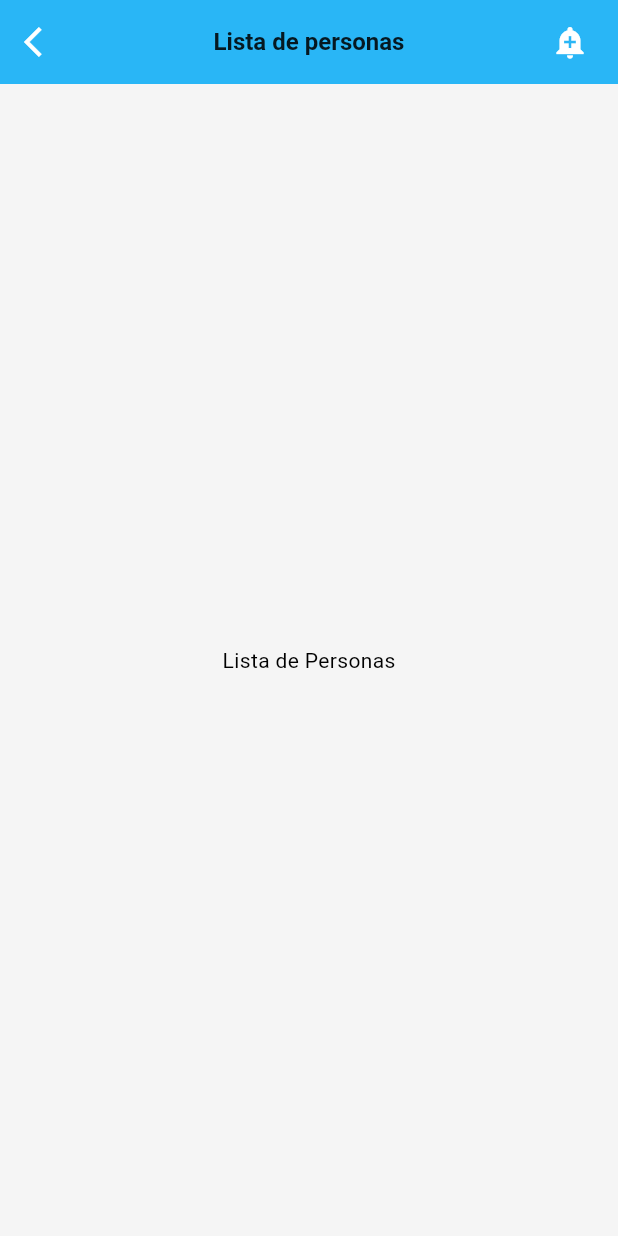
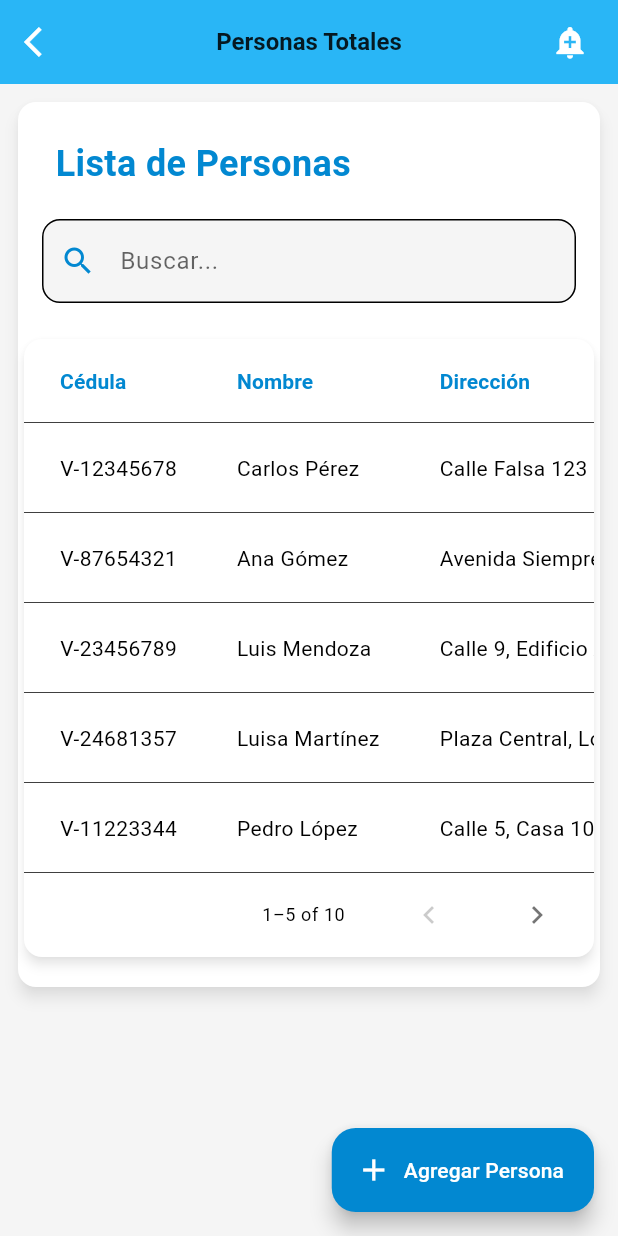
Before and after one commit to jose32coder/gym_app, a Flutter app: the AdminPer screen opened directly, on a phone screen of 412 x 824 dp. Run offline on Flutter 3.47's test engine with Material 3 defaults, Android fonts, the phone set to English and light mode, and no system bars; our stand-ins replace image_picker.

Commit message:
Admin_person: Tables

```diff
--- a/analysis_options.yaml
+++ b/analysis_options.yaml
@@ -1 +1,4 @@
 include: package:flutter_lints/flutter.yaml
+analyzer:
+  errors:
+    deprecated_member_use: ignore
--- /dev/null
+++ b/lib/components/tabla_personas.dart
@@ -0,0 +1,213 @@
+import 'package:flutter/material.dart';
+
+class TablaPersonas extends StatelessWidget {
+  const TablaPersonas({super.key});
+
+  // Datos de ejemplo
+  final List<Map<String, String>> personas = const [
+    {
+      "cedula": "V-12345678",
+      "nombre": "Carlos",
+      "apellido": "Pérez",
+      "direccion": "Calle Falsa 123",
+      "acciones": "Editar | Eliminar"
+    },
+    {
+      "cedula": "V-87654321",
+      "nombre": "Ana",
+      "apellido": "Gómez",
+      "direccion": "Avenida Siempre Viva 742",
+      "acciones": "Editar | Eliminar"
+    },
+    {
+      "cedula": "V-23456789",
+      "nombre": "Luis",
+      "apellido": "Mendoza",
+      "direccion": "Calle 9, Edificio A",
+      "acciones": "Editar | Eliminar"
+    },
+    {
+      "cedula": "V-24681357",
+      "nombre": "Luisa",
+      "apellido": "Martínez",
+      "direccion": "Plaza Central, Local 4",
+      "acciones": "Editar | Eliminar"
+    },
+    {
+      "cedula": "V-11223344",
+      "nombre": "Pedro",
+      "apellido": "López",
+      "direccion": "Calle 5, Casa 10",
+      "acciones": "Editar | Eliminar"
+    },
+    {
+      "cedula": "V-44332211",
+      "nombre": "María",
+      "apellido": "Hernández",
+      "direccion": "Boulevard Norte, Apt. 2",
+      "acciones": "Editar | Eliminar"
+    },
+    {
+      "cedula": "V-66778899",
+      "nombre": "Sofía",
+      "apellido": "Vargas",
+      "direccion": "Calle 12, 3° piso",
+      "acciones": "Editar | Eliminar"
+    },
+    {
+      "cedula": "V-99887766",
+      "nombre": "Lucas",
+      "apellido": "Morales",
+      "direccion": "Calle 3, Piso 1",
+      "acciones": "Editar | Eliminar"
+    },
+    {
+      "cedula": "V-55443322",
+      "nombre": "Paula",
+      "apellido": "Díaz",
+      "direccion": "Avenida 5, Edificio B",
+      "acciones": "Editar | Eliminar"
+    },
+    {
+      "cedula": "V-22334455",
+      "nombre": "Javier",
+      "apellido": "Luna",
+      "direccion": "Calle 7, Local 9",
+      "acciones": "Editar | Eliminar"
+    },
+  ];
+
+  @override
+  Widget build(BuildContext context) {
+    final theme = Theme.of(context);
+    final isDark = theme.brightness == Brightness.dark;
+
+    return SafeArea(
+      child: SingleChildScrollView(
+        child: Card(
+          elevation: 4.0,
+          child: Padding(
+            padding: const EdgeInsets.symmetric(vertical: 16.0),
+            child: Column(
+              crossAxisAlignment: CrossAxisAlignment.start,
+              children: [
+                Padding(
+                  padding: const EdgeInsets.only(top: 8.0, left: 25),
+                  child: Text(
+                    "Lista de Personas",
+                    style: TextStyle(
+                      fontSize: 24.0,
+                      fontWeight: FontWeight.bold,
+                      color: theme.colorScheme.primary,
+                    ),
+                  ),
+                ),
+                const SizedBox(height: 20.0),
+                Padding(
+                  padding: const EdgeInsets.symmetric(horizontal: 16.0),
+                  child: TextField(
+                    decoration: InputDecoration(
+                      hintText: 'Buscar...',
+                      hintStyle: TextStyle(color: theme.hintColor),
+                      prefixIcon: Icon(
+                        Icons.search,
+                        color: theme.colorScheme.primary,
+                      ),
+                      filled: true,
+                      fillColor: isDark
+                          ? theme.colorScheme.surface
+                          : Colors.grey.shade100,
+                      border: OutlineInputBorder(
+                        borderRadius: BorderRadius.circular(12.0),
+                        borderSide: BorderSide(
+                          color:  isDark
+                          ? theme.colorScheme.surface
+                          : Colors.grey.shade100,
+                        ),
+                      ),
+                    ),
+                  ),
+                ),
+                SizedBox(height: 20,),
+                PaginatedDataTable(
+                  columns: [
+                    DataColumn(
+                        label: Text('Cédula',
+                            style: TextStyle(
+                                color: theme.colorScheme.primary,
+                                fontWeight: FontWeight.w600))),
+                    DataColumn(
+                        label: Text('Nombre',
+                            style: TextStyle(
+                                color: theme.colorScheme.primary,
+                                fontWeight: FontWeight.w600))),
+                    DataColumn(
+                        label: Text('Dirección',
+                            style: TextStyle(
+                                color: theme.colorScheme.primary,
+                                fontWeight: FontWeight.w600))),
+                    DataColumn(
+                        label: Text('Acciones',
+                            style: TextStyle(
+                                color: theme.colorScheme.primary,
+                                fontWeight: FontWeight.w600))),
+                  ],
+                  source: _DataSource(personas, theme),
+                  rowsPerPage: 5,
+                  columnSpacing: 40,
+                  dataRowHeight: 60,
+                  dividerThickness: 0.5,
+                ),
+              ],
+            ),
+          ),
+        ),
+      ),
+    );
+  }
+}
+
+class _DataSource extends DataTableSource {
+  final List<Map<String, String>> _personas;
+  final ThemeData theme;
+
+  _DataSource(this._personas, this.theme);
+
+  @override
+  DataRow getRow(int index) {
+    final persona = _personas[index];
+    return DataRow.byIndex(
+      index: index,
+      cells: [
+        DataCell(Text(persona['cedula']!)),
+        DataCell(Text('${persona['nombre']} ${persona['apellido']}')),
+        DataCell(Text(persona['direccion']!)),
+        DataCell(Row(
+          children: [
+            IconButton(
+              icon: Icon(Icons.edit, color: theme.colorScheme.primary),
+              onPressed: () {
+                print('Editar ${persona['nombre']}');
+              },
+            ),
+            IconButton(
+              icon: Icon(Icons.delete, color: Colors.red.shade400),
+              onPressed: () {
+                print('Eliminar ${persona['nombre']}');
+              },
+            ),
+          ],
+        )),
+      ],
+    );
+  }
+
+  @override
+  int get rowCount => _personas.length;
+
+  @override
+  bool get isRowCountApproximate => false;
+
+  @override
+  int get selectedRowCount => 0;
+}
--- a/lib/components/textformfield.dart
+++ b/lib/components/textformfield.dart
@@ -153,9 +153,10 @@ class _TextFormPageState extends State<TextFormPage> {
                     borderRadius: BorderRadius.circular(10))),
             child: Text(
               'Registrar',
-              style: TextStyle(color: isDarkMode ? Colors.white : Colors.white),
+              style: TextStyle(color: isDarkMode ? Colors.white : Colors.white, fontSize: 18),
             ),
-          )
+          ),
+          const SizedBox(height: 10,)
         ],
       ),
     );
--- a/lib/layouts/add_person.dart
+++ b/lib/layouts/add_person.dart
@@ -1,4 +1,5 @@
 // ignore_for_file: camel_case_types
+import 'package:basic_flutter/components/text_style.dart';
 import 'package:flutter/material.dart';
 import 'package:basic_flutter/components/image_selector.dart';
 import 'package:basic_flutter/components/textformfield.dart';
@@ -16,7 +17,7 @@ class AddPersons extends StatelessWidget {
         //   padding: EdgeInsets.only(left: 10),
         //   child: Icon(Icons.arrow_back, size: 32),
         // ),
-        title: const Text('Datos Personales'),
+        title: Text('Datos Personales', style: TextStyles.boldText(context),),
         centerTitle: false,
         actions: const [
           Padding(
@@ -25,7 +26,8 @@ class AddPersons extends StatelessWidget {
           )
         ],
       ),
-      body: SingleChildScrollView(
+      body: SafeArea(
+        child: SingleChildScrollView(
           padding: const EdgeInsets.symmetric(horizontal: 20, vertical: 20),
           child: Column(
             crossAxisAlignment: CrossAxisAlignment.center,
@@ -37,6 +39,7 @@ class AddPersons extends StatelessWidget {
             ],
           ),
         ),
+      ),
     );
   }
 }
--- a/lib/layouts/adminViews/admin_assis.dart
+++ b/lib/layouts/adminViews/admin_assis.dart
@@ -13,7 +13,7 @@ class AdminAssis extends StatelessWidget {
             FocusScope.of(context).unfocus();
             Navigator.pop(context);
           },
-          icon: Icon(Icons.arrow_back_ios),
+          icon: const Icon(Icons.arrow_back_ios),
         ),
         title: Text('Asistencias', style: TextStyles.boldText(context)),
         centerTitle: true,
@@ -24,7 +24,7 @@ class AdminAssis extends StatelessWidget {
           )
         ],
       ),
-      body: Center(
+      body: const Center(
         child: Text('Asistencias generales'),
       ),
     );
--- a/lib/layouts/adminViews/admin_member.dart
+++ b/lib/layouts/adminViews/admin_member.dart
@@ -13,7 +13,7 @@ class AdminMember extends StatelessWidget {
             FocusScope.of(context).unfocus();
             Navigator.pop(context);
           },
-          icon: Icon(Icons.arrow_back_ios),
+          icon: const Icon(Icons.arrow_back_ios),
         ),
         title: Text('Membresías', style: TextStyles.boldText(context)),
         centerTitle: true,
@@ -24,7 +24,7 @@ class AdminMember extends StatelessWidget {
           )
         ],
       ),
-      body: Center(
+      body: const Center(
         child: Text('Membresías generales'),
       ),
     );
--- a/lib/layouts/adminViews/admin_pay.dart
+++ b/lib/layouts/adminViews/admin_pay.dart
@@ -13,7 +13,7 @@ class AdminPay extends StatelessWidget {
             FocusScope.of(context).unfocus();
             Navigator.pop(context);
           },
-          icon: Icon(Icons.arrow_back_ios),
+          icon: const Icon(Icons.arrow_back_ios),
         ),
         title: Text('Pagos', style: TextStyles.boldText(context),),
         centerTitle: true,
@@ -24,7 +24,7 @@ class AdminPay extends StatelessWidget {
           )
         ],
       ),
-      body: Center(
+      body: const Center(
         child: Text('Pagos generales'),
       ),
     );
--- a/lib/layouts/adminViews/admin_per.dart
+++ b/lib/layouts/adminViews/admin_per.dart
@@ -1,32 +1,59 @@
+import 'package:basic_flutter/components/tabla_personas.dart';
 import 'package:basic_flutter/components/text_style.dart';
+import 'package:basic_flutter/layouts/add_person.dart';
 import 'package:flutter/material.dart';
 
-class AdminPer extends StatelessWidget {
+// PANTALLA PRINCIPAL
+class AdminPer extends StatefulWidget {
   const AdminPer({super.key});
 
+  @override
+  State<AdminPer> createState() => _AdminPerState();
+}
+
+class _AdminPerState extends State<AdminPer> {
   @override
   Widget build(BuildContext context) {
     return Scaffold(
       appBar: AppBar(
         leading: IconButton(
-          onPressed: () {
-            FocusScope.of(context).unfocus();
-            Navigator.pop(context);
-          },
-          icon: Icon(Icons.arrow_back_ios),
-        ),
-        title: Text('Lista de personas', style: TextStyles.boldText(context)),
+            onPressed: () {
+              FocusScope.of(context).unfocus();
+              Navigator.pop(context);
+            },
+            icon: Icon(Icons.arrow_back_ios)),
+        title: Text('Personas Totales', style: TextStyles.boldText(context),),
         centerTitle: true,
         actions: const [
           Padding(
             padding: EdgeInsets.only(right: 20),
             child: Icon(Icons.add_alert),
           )
-        ],
+        ]
       ),
-      body: Center(
-        child: Text('Lista de Personas'),
+      body: Padding(
+        padding: EdgeInsets.all(8.0),
+        child: TablaPersonas(), // Aquí va el widget de la tabla
+      ),
+      floatingActionButton: FloatingActionButton.extended(
+        onPressed: () {
+          Navigator.push(
+              context,
+              MaterialPageRoute(
+                  builder: (context) => AddPersons(showMembresia: false)));
+        },
+        icon: const Icon(Icons.add),
+        label: const Text("Agregar Persona"),
+        backgroundColor: Theme.of(context).brightness == Brightness.dark
+            ? Colors.blueGrey.shade300 // Color en modo oscuro
+            : Colors.lightBlue.shade700, // Color en modo claro
+        foregroundColor: Colors.white, // Color del texto (blanco)
       ),
     );
   }
 }
+
+// TABLA DE PERSONAS
+
+
+// ACCIONES POR PERSONA
--- a/lib/layouts/administration.dart
+++ b/lib/layouts/administration.dart
@@ -1,4 +1,5 @@
 import 'package:basic_flutter/components/admin_cards.dart';
+import 'package:basic_flutter/components/text_style.dart';
 import 'package:basic_flutter/layouts/adminViews/admin_assis.dart';
 import 'package:basic_flutter/layouts/adminViews/admin_member.dart';
 import 'package:basic_flutter/layouts/adminViews/admin_pay.dart';
@@ -16,7 +17,7 @@ class Administration extends StatelessWidget {
         //   padding: EdgeInsets.only(left: 10),
         //   child: Icon(Icons.arrow_back, size: 32),
         // ),
-        title: const Text('Administración'),
+        title: Text('Administración', style: TextStyles.boldText(context),),
         centerTitle: false,
         actions: const [
           Padding(
@@ -41,7 +42,7 @@ class Administration extends StatelessWidget {
                     MaterialPageRoute(builder: (context) => const AdminPer()));
                 },
               ),
-              SizedBox(height: 10,),
+              const SizedBox(height: 10,),
               AdminCard(
                 title: 'Membresías',
                 subtitle: 'Listado de membresías del gimnasio',
@@ -52,7 +53,7 @@ class Administration extends StatelessWidget {
                     MaterialPageRoute(builder: (context) => const AdminMember()));
                 },
               ),
-              SizedBox(height: 10,),
+              const SizedBox(height: 10,),
               AdminCard(
                 title: 'Asistencias',
                 subtitle: 'Listado de asistencias generales',
@@ -63,7 +64,7 @@ class Administration extends StatelessWidget {
                     MaterialPageRoute(builder: (context) => const AdminAssis()));
                 },
               ),
-              SizedBox(height: 10,),
+              const SizedBox(height: 10,),
               AdminCard(
                 title: 'Pagos',
                 subtitle: 'Administración de pagos generales',
--- a/lib/layouts/home.dart
+++ b/lib/layouts/home.dart
@@ -17,9 +17,9 @@ class _HomeState extends State<Home> {
   Widget build(BuildContext context) {
     return Scaffold(
       appBar: AppBar(
-        title: const Text(
+        title: Text(
           'Panel de control',
-          style: TextStyle(fontSize: 18, fontWeight: FontWeight.bold),
+          style: TextStyles.boldText(context),
         ),
         actions: const [
           Padding(
--- a/pubspec.yaml
+++ b/pubspec.yaml
@@ -11,6 +11,7 @@ dependencies:
     sdk: flutter
   image_picker: ^1.1.2
   flutter_plugin_android_lifecycle: ^2.0.28
+  horizontal_data_table: ^4.3.1
 
 dev_dependencies:
   flutter_test:
```
Also changed, not shown: pubspec.lock, 4 other files. Lines whose indentation alone changed are shown as unchanged.
